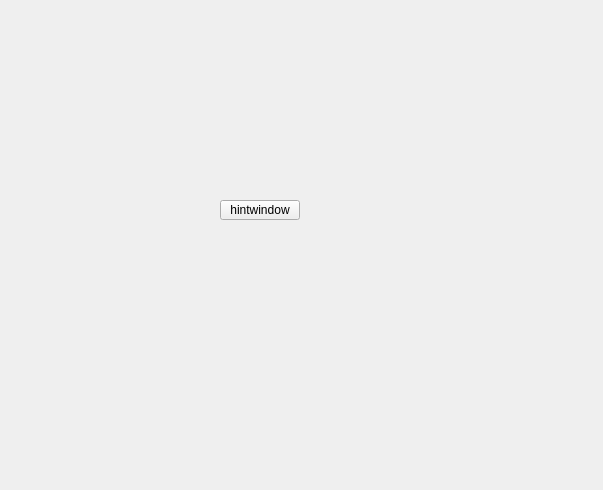
Before: the Qt Designer form hintwindow.ui in fkjslee/Fragment, drawn with Qt 5.
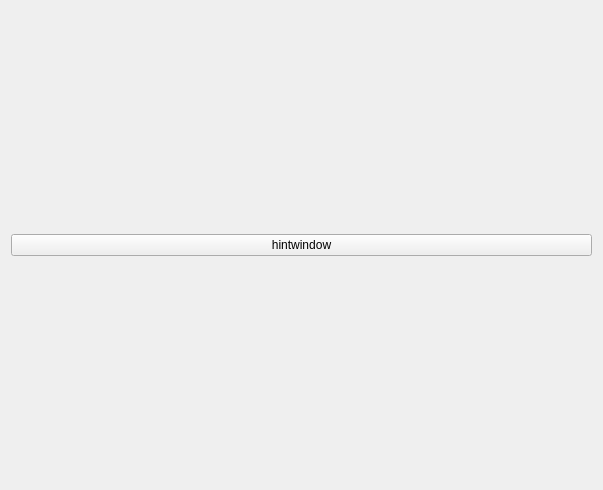
After: the same form once the commit is applied.

What changed in the file:
```diff
--- a/hintwindow.ui
+++ b/hintwindow.ui
@@ -16,19 +16,15 @@
   <property name="styleSheet">
    <string notr="true"/>
   </property>
+  <layout class="QHBoxLayout" name="horizontalLayout">
+   <item>
   <widget class="QPushButton" name="pushButton">
-   <property name="geometry">
-    <rect>
-     <x>220</x>
-     <y>200</y>
-     <width>80</width>
-     <height>20</height>
-    </rect>
-   </property>
    <property name="text">
     <string>hintwindow</string>
    </property>
   </widget>
+   </item>
+  </layout>
  </widget>
  <resources/>
  <connections/>
```
Lines whose indentation alone changed are shown as unchanged.
